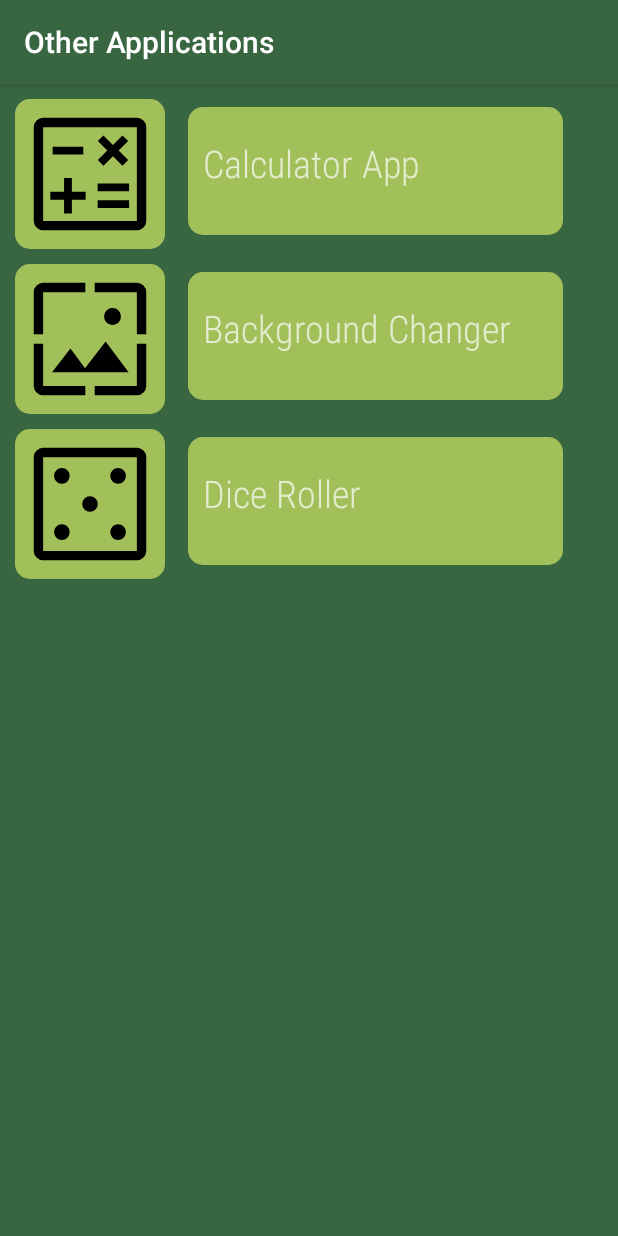
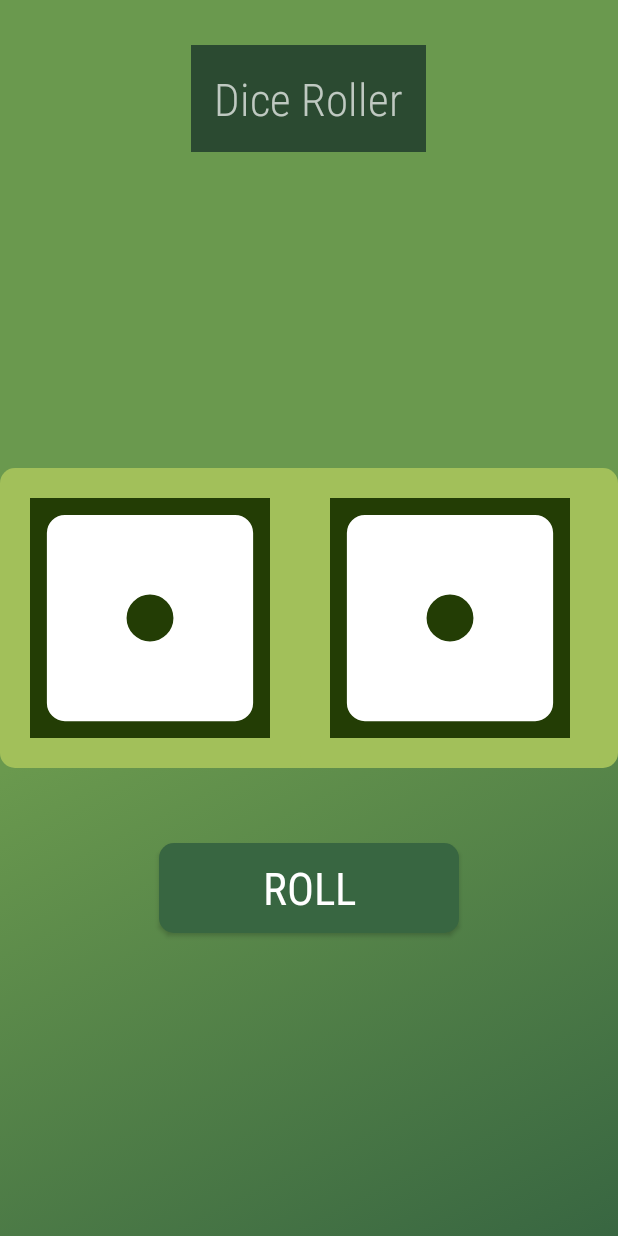
Before and after one commit to heavykenny/charismaticapp, an Android app: the OtherActivity screen opened directly, with no data from a screen before it, after a tap on "Dice Roller", on a phone screen of 412 x 824 dp. Run offline under Robolectric (Android 15) with nearby library versions, the phone set to English and light mode, and no system bars.

Commit message:
adding dice rolling and background changer

```diff
--- a/app/src/main/AndroidManifest.xml
+++ b/app/src/main/AndroidManifest.xml
@@ -16,6 +16,12 @@
         android:supportsRtl="true"
         android:theme="@style/Theme.AppCompat.NoActionBar"
         tools:targetApi="31">
+        <activity
+            android:name=".ui.DiceRollingActivity"
+            android:exported="false" />
+        <activity
+            android:name=".ui.BackgroundChangerActivity"
+            android:exported="false" />
         <activity
             android:name=".ui.ProfileActivity"
             android:exported="false" />
--- /dev/null
+++ b/app/src/main/java/com/example/charismaticapp/ui/DiceRollingActivity.java
@@ -0,0 +1,34 @@
+package com.example.charismaticapp.ui;
+
+import android.os.Bundle;
+import android.widget.Button;
+import android.widget.ImageView;
+
+import androidx.appcompat.app.AppCompatActivity;
+
+import com.example.charismaticapp.R;
+
+import java.util.Random;
+
+public class DiceRollingActivity extends AppCompatActivity {
+
+    Random r = new Random();
+    private ImageView imgViewFirstDice, imgViewSecondDice;
+    private Button btnRollDice;
+
+    @Override
+    protected void onCreate(Bundle savedInstanceState) {
+        super.onCreate(savedInstanceState);
+        setContentView(R.layout.activity_dice_rolling);
+
+        imgViewFirstDice = findViewById(R.id.imgViewFirstDice);
+        imgViewSecondDice = findViewById(R.id.imgViewSecondDice);
+
+        btnRollDice = findViewById(R.id.btnRollDice);
+
+        btnRollDice.setOnClickListener(v -> {
+            imgViewFirstDice.setImageResource(getResources().getIdentifier("dice_" + (r.nextInt(6) + 1), "drawable", getPackageName()));
+            imgViewSecondDice.setImageResource(getResources().getIdentifier("dice_" + (r.nextInt(6) + 1), "drawable", getPackageName()));
+        });
+    }
+}
--- a/app/src/main/java/com/example/charismaticapp/ui/OtherActivity.java
+++ b/app/src/main/java/com/example/charismaticapp/ui/OtherActivity.java
@@ -9,8 +9,8 @@ import androidx.recyclerview.widget.LinearLayoutManager;
 import androidx.recyclerview.widget.RecyclerView;
 
 import com.example.charismaticapp.R;
+import com.example.charismaticapp.adapters.OtherPageRecyclerViewAdapter;
 import com.example.charismaticapp.models.OtherPagesModel;
-import com.example.charismaticapp.adapters.OtherPageRecyclerViewAdapter;
 import com.example.charismaticapp.models.UserModel;
 
 import java.util.ArrayList;
@@ -18,12 +18,15 @@ import java.util.List;
 import java.util.Objects;
 
 public class OtherActivity extends AppCompatActivity {
+    UserModel userModel;
 
     @Override
     protected void onCreate(Bundle savedInstanceState) {
         super.onCreate(savedInstanceState);
         setContentView(R.layout.activity_other);
         Objects.requireNonNull(getSupportActionBar()).setTitle("Other Applications");
+
+        userModel = getIntent().getParcelableExtra("UserModel");
 
         List<OtherPagesModel> otherPagesModelList = getOtherPagesData();
         RecyclerView recyclerView = findViewById(R.id.recyclerView);
@@ -38,25 +41,37 @@ public class OtherActivity extends AppCompatActivity {
         otherPagesModelList.add(new OtherPagesModel("Calculator App", R.drawable.calculate));
         otherPagesModelList.add(new OtherPagesModel("Background Changer", R.drawable.wallpaper));
         otherPagesModelList.add(new OtherPagesModel("Dice Roller", R.drawable.casino));
+        otherPagesModelList.add(new OtherPagesModel("Language Learning", R.drawable.translate));
         return otherPagesModelList;
     }
 
     public void openOtherActivity(String pageName, Context appContext) {
-
+        Intent i;
         switch (pageName) {
             case "Calculator App":
-                Intent i = new Intent(appContext, CalculatorActivity.class);
-                i.addFlags(Intent.FLAG_ACTIVITY_NEW_TASK);
-                appContext.startActivity(i);
+                i = new Intent(appContext, CalculatorActivity.class);
+                break;
+
+            case "Background Changer":
+                i = new Intent(appContext, BackgroundChangerActivity.class);
+                break;
+
+            case "Dice Roller":
+                i = new Intent(appContext, DiceRollingActivity.class);
                 break;
             default:
+                i = new Intent(appContext, OtherActivity.class);
                 break;
         }
+
+        i.setExtrasClassLoader(UserModel.class.getClassLoader());
+        i.putExtra("UserModel", userModel);
+        i.addFlags(Intent.FLAG_ACTIVITY_NEW_TASK);
+        appContext.startActivity(i);
     }
 
     @Override
     public void onBackPressed() {
-        UserModel userModel = getIntent().getParcelableExtra("UserModel");
         Intent i = new Intent(this, HomeScreenActivity.class);
         i.addFlags(Intent.FLAG_ACTIVITY_REORDER_TO_FRONT);
         i.setExtrasClassLoader(UserModel.class.getClassLoader());
--- /dev/null
+++ b/app/src/main/res/drawable/dice_1.xml
@@ -0,0 +1,14 @@
+<vector xmlns:android="http://schemas.android.com/apk/res/android"
+    android:width="500dp"
+    android:height="500dp"
+    android:viewportWidth="512"
+    android:viewportHeight="512">
+  <path
+      android:pathData="M0,0h512v512H0z"
+      android:fillColor="#233d05"/>
+  <path
+      android:pathData="M74.5,36A38.5,38.5 0,0 0,36 74.5v363A38.5,38.5 0,0 0,74.5 476h363a38.5,38.5 0,0 0,38.5 -38.5v-363A38.5,38.5 0,0 0,437.5 36h-363zM256,206a50,50 0,0 1,0 100,50 50,0 0,1 0,-100z"
+      android:fillColor="#fff"/>
+
+
+</vector>
--- /dev/null
+++ b/app/src/main/res/drawable/translate.xml
@@ -0,0 +1,9 @@
+<vector xmlns:android="http://schemas.android.com/apk/res/android"
+    android:width="48dp"
+    android:height="48dp"
+    android:viewportWidth="960"
+    android:viewportHeight="960">
+  <path
+      android:fillColor="#FF000000"
+      android:pathData="m475,880 l181,-480h82l186,480h-87l-41,-126L604,754l-47,126h-82ZM626,684h142l-70,-194h-2l-70,194ZM160,760 L105,705 309,501q-38,-44 -67.5,-88.5T190,320h87q17,33 37.5,62.5T361,443q45,-47 75,-97.5T487,240L40,240v-80h280v-80h80v80h280v80L567,240q-22,69 -58.5,135.5T419,502l98,99 -30,81 -127,-122 -200,200Z"/>
+</vector>
--- /dev/null
+++ b/app/src/main/res/layout/activity_dice_rolling.xml
@@ -0,0 +1,59 @@
+<?xml version="1.0" encoding="utf-8"?>
+<RelativeLayout xmlns:android="http://schemas.android.com/apk/res/android"
+    xmlns:tools="http://schemas.android.com/tools"
+    android:layout_width="match_parent"
+    android:layout_height="match_parent"
+    android:background="@drawable/background1"
+    android:orientation="vertical"
+    tools:context=".ui.DiceRollingActivity">
+
+    <TextView
+        android:layout_width="wrap_content"
+        android:layout_height="wrap_content"
+        android:layout_centerHorizontal="true"
+        android:layout_marginTop="30dp"
+        android:layout_marginBottom="30dp"
+        android:background="@color/hunter_green_deep"
+        android:fontFamily="sans-serif-condensed-light"
+        android:padding="15dp"
+        android:text="Dice Roller"
+        android:textSize="30sp" />
+
+    <LinearLayout
+        android:background="@drawable/rounded_button"
+        android:id="@+id/dice_layout"
+        android:layout_width="match_parent"
+        android:layout_height="wrap_content"
+        android:layout_centerInParent="true"
+        android:orientation="horizontal">
+
+        <ImageView
+            android:id="@+id/imgViewFirstDice"
+            android:layout_width="200dp"
+            android:layout_height="200dp"
+            android:padding="20dp"
+            android:src="@drawable/dice_1" />
+
+        <ImageView
+            android:background="@drawable/rounded_button"
+            android:id="@+id/imgViewSecondDice"
+            android:layout_width="200dp"
+            android:layout_height="200dp"
+            android:padding="20dp"
+            android:src="@drawable/dice_1" />
+
+    </LinearLayout>
+
+    <Button
+        android:id="@+id/btnRollDice"
+        android:layout_width="200dp"
+        android:textSize="30sp"
+        android:layout_marginTop="50dp"
+        android:layout_height="60dp"
+        android:background="@drawable/rounded_button"
+        android:backgroundTint="@color/hunter_green"
+        android:fontFamily="sans-serif-condensed"
+        android:layout_below="@id/dice_layout"
+        android:layout_centerHorizontal="true"
+        android:text="Roll" />
+</RelativeLayout>
```
Also changed, not shown: app/src/main/java/com/example/charismaticapp/ui/BackgroundChangerActivity.java (added, +46 -0 lines), app/src/main/res/drawable/dice_2.xml (added, +12 -0 lines), app/src/main/res/drawable/dice_3.xml (added, +12 -0 lines), app/src/main/res/drawable/dice_4.xml (added, +13 -0 lines), app/src/main/res/drawable/dice_5.xml (added, +12 -0 lines), app/src/main/res/drawable/dice_6.xml (added, +12 -0 lines), app/src/main/res/drawable/round_dice_borders.xml (added, +9 -0 lines), app/src/main/res/layout/activity_background_changer.xml (added, +52 -0 lines).
